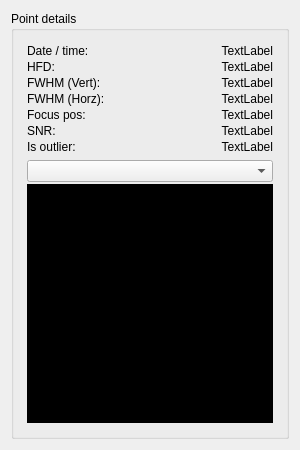
Before: the Qt Designer form source/focus_finder/gui/focus_curve_recorder_point_details_panel.ui in carsten0x51h/focus_finder, drawn with Qt 5.
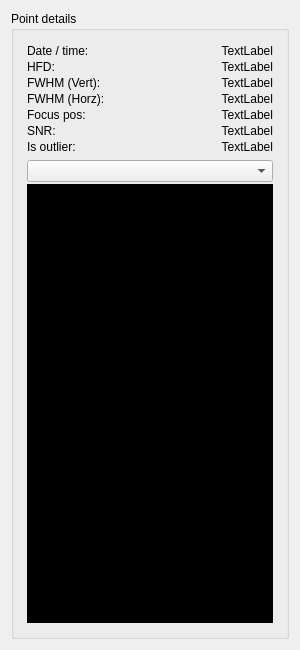
After: the same form once the commit is applied.

```diff
--- a/source/focus_finder/gui/focus_curve_recorder_point_details_panel.ui
+++ b/source/focus_finder/gui/focus_curve_recorder_point_details_panel.ui
@@ -7,7 +7,7 @@
     <x>0</x>
     <y>0</y>
     <width>300</width>
-    <height>450</height>
+    <height>650</height>
    </rect>
   </property>
   <property name="windowTitle">
```
